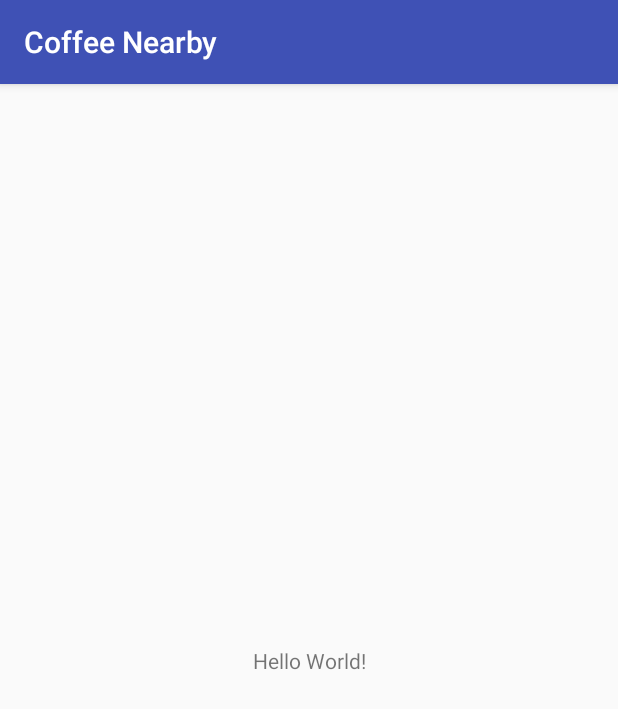
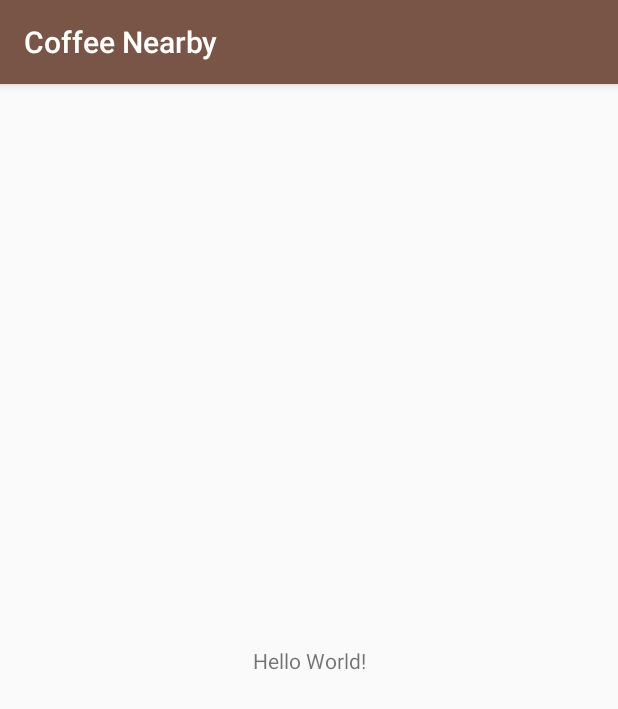
Before and after one commit to AlexSheiko/CoffeeNearby, an Android app: the screen it shows after launch (MainActivity), on a phone screen of 412 x 824 dp. Shown: the top 709 px of the screen. Run offline under Robolectric (Android 15) with nearby library versions, the phone set to English and light mode, and no system bars.

Commit message:
Define color schema

```diff
--- a/app/src/main/res/values/colors.xml
+++ b/app/src/main/res/values/colors.xml
@@ -1,6 +1,6 @@
 <?xml version="1.0" encoding="utf-8"?>
 <resources>
-    <color name="colorPrimary">#3F51B5</color>
-    <color name="colorPrimaryDark">#303F9F</color>
-    <color name="colorAccent">#FF4081</color>
+    <color name="colorPrimary">#795548</color>
+    <color name="colorPrimaryDark">#5D4037</color>
+    <color name="colorAccent">#C2A661</color>
 </resources>
```
